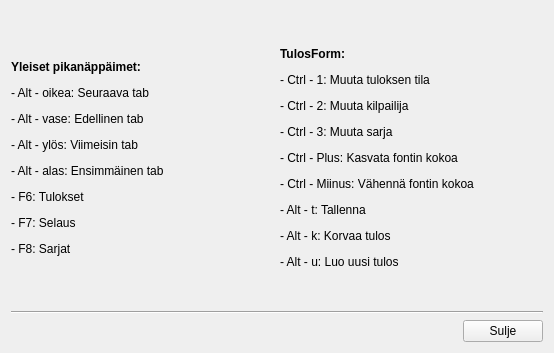
The window that gui/form/pikanappaimetform.ui (Hatell/Tulospalvelu) describes before a commit, drawn with Qt 5.
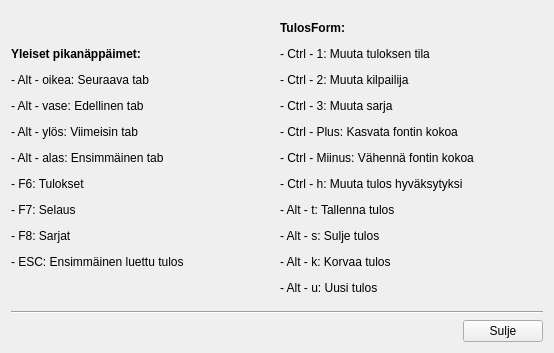
The same window after the commit.

Commit message: TulosForm: Lisätty pikanäppäin Ctrl-H.

What changed in the file:
```diff
--- a/gui/form/pikanappaimetform.ui
+++ b/gui/form/pikanappaimetform.ui
@@ -19,14 +19,14 @@
      <item>
       <widget class="QLabel" name="label">
        <property name="text">
-        <string>&lt;html&gt;&lt;head/&gt;&lt;body&gt;&lt;p&gt;&lt;span style=&quot; font-weight:600;&quot;&gt;Yleiset pikanäppäimet:&lt;/span&gt;&lt;/p&gt;&lt;p&gt;- Alt - oikea: Seuraava tab&lt;/p&gt;&lt;p&gt;- Alt - vase: Edellinen tab&lt;/p&gt;&lt;p&gt;- Alt - ylös: Viimeisin tab&lt;/p&gt;&lt;p&gt;- Alt - alas: Ensimmäinen tab&lt;/p&gt;&lt;p&gt;- F6: Tulokset&lt;/p&gt;&lt;p&gt;- F7: Selaus&lt;/p&gt;&lt;p&gt;- F8: Sarjat&lt;/p&gt;&lt;/body&gt;&lt;/html&gt;</string>
+        <string>&lt;html&gt;&lt;head/&gt;&lt;body&gt;&lt;p&gt;&lt;span style=&quot; font-weight:600;&quot;&gt;Yleiset pikanäppäimet:&lt;/span&gt;&lt;/p&gt;&lt;p&gt;- Alt - oikea: Seuraava tab&lt;/p&gt;&lt;p&gt;- Alt - vase: Edellinen tab&lt;/p&gt;&lt;p&gt;- Alt - ylös: Viimeisin tab&lt;/p&gt;&lt;p&gt;- Alt - alas: Ensimmäinen tab&lt;/p&gt;&lt;p&gt;- F6: Tulokset&lt;/p&gt;&lt;p&gt;- F7: Selaus&lt;/p&gt;&lt;p&gt;- F8: Sarjat&lt;/p&gt;&lt;p&gt;- ESC: Ensimmäinen luettu tulos&lt;/p&gt;&lt;/body&gt;&lt;/html&gt;</string>
        </property>
       </widget>
      </item>
      <item>
       <widget class="QLabel" name="label_2">
        <property name="text">
-        <string>&lt;html&gt;&lt;head/&gt;&lt;body&gt;&lt;p&gt;&lt;span style=&quot; font-weight:600;&quot;&gt;TulosForm:&lt;/span&gt;&lt;/p&gt;&lt;p&gt;- Ctrl - 1: Muuta tuloksen tila&lt;/p&gt;&lt;p&gt;- Ctrl - 2: Muuta kilpailija&lt;/p&gt;&lt;p&gt;- Ctrl - 3: Muuta sarja&lt;/p&gt;&lt;p&gt;- Ctrl - Plus: Kasvata fontin kokoa&lt;/p&gt;&lt;p&gt;- Ctrl - Miinus: Vähennä fontin kokoa&lt;/p&gt;&lt;p&gt;- Alt - t: Tallenna&lt;/p&gt;&lt;p&gt;- Alt - k: Korvaa tulos&lt;/p&gt;&lt;p&gt;- Alt - u: Luo uusi tulos&lt;/p&gt;&lt;/body&gt;&lt;/html&gt;</string>
+        <string>&lt;html&gt;&lt;head/&gt;&lt;body&gt;&lt;p&gt;&lt;span style=&quot; font-weight:600;&quot;&gt;TulosForm:&lt;/span&gt;&lt;/p&gt;&lt;p&gt;- Ctrl - 1: Muuta tuloksen tila&lt;/p&gt;&lt;p&gt;- Ctrl - 2: Muuta kilpailija&lt;/p&gt;&lt;p&gt;- Ctrl - 3: Muuta sarja&lt;/p&gt;&lt;p&gt;- Ctrl - Plus: Kasvata fontin kokoa&lt;/p&gt;&lt;p&gt;- Ctrl - Miinus: Vähennä fontin kokoa&lt;/p&gt;&lt;p&gt;- Ctrl - h: Muuta tulos hyväksytyksi&lt;/p&gt;&lt;p&gt;- Alt - t: Tallenna tulos&lt;/p&gt;&lt;p&gt;- Alt - s: Sulje tulos&lt;/p&gt;&lt;p&gt;- Alt - k: Korvaa tulos&lt;/p&gt;&lt;p&gt;- Alt - u: Uusi tulos&lt;/p&gt;&lt;/body&gt;&lt;/html&gt;</string>
        </property>
       </widget>
      </item>
```
The commit also changes 2 other files.
